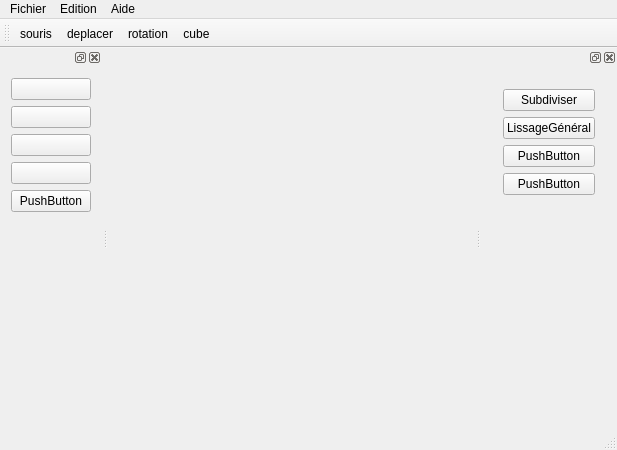
This is src/gui/mainWindow.ui in slvrgauthier/OpenSculpt as Qt 5 draws it before an edit. The edited form follows.
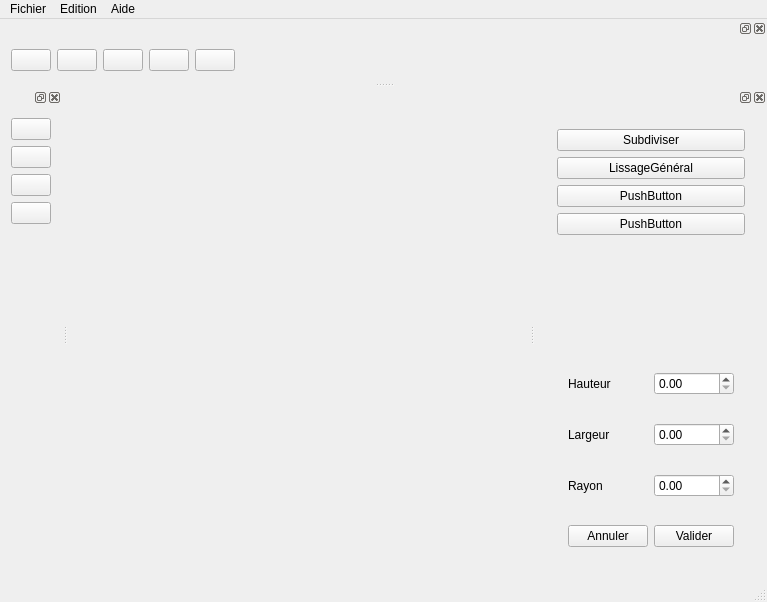
This is the edited form. Icons and pictures are not drawn. Custom widgets are drawn as their Qt base class.

Patch:
```diff
--- a/src/gui/mainWindow.ui
+++ b/src/gui/mainWindow.ui
@@ -6,15 +6,15 @@
    <rect>
     <x>0</x>
     <y>0</y>
-    <width>617</width>
-    <height>450</height>
+    <width>767</width>
+    <height>602</height>
    </rect>
   </property>
   <property name="windowTitle">
    <string>OpenSculpt</string>
   </property>
   <widget class="QWidget" name="centralWidget">
-   <layout class="QVBoxLayout" name="verticalLayout_7">
+   <layout class="QHBoxLayout" name="horizontalLayout_5">
     <item>
      <widget class="QWidget" name="widget_2" native="true">
       <layout class="QVBoxLayout" name="verticalLayout">
@@ -40,7 +40,7 @@
     <rect>
      <x>0</x>
      <y>0</y>
-     <width>617</width>
+     <width>767</width>
      <height>22</height>
     </rect>
    </property>
@@ -69,18 +69,6 @@
    <addaction name="menuEdition"/>
    <addaction name="menuAide"/>
   </widget>
-  <widget class="QToolBar" name="mainToolBar">
-   <attribute name="toolBarArea">
-    <enum>TopToolBarArea</enum>
-   </attribute>
-   <attribute name="toolBarBreak">
-    <bool>false</bool>
-   </attribute>
-   <addaction name="mouse"/>
-   <addaction name="actionMove"/>
-   <addaction name="actionRotation"/>
-   <addaction name="actionCube"/>
-  </widget>
   <widget class="QStatusBar" name="statusBar"/>
   <widget class="QDockWidget" name="dockWidgetWindow">
    <attribute name="dockWidgetArea">
@@ -135,6 +123,80 @@
        </layout>
       </widget>
      </item>
+     <item>
+      <widget class="QWidget" name="Initfigure" native="true">
+       <layout class="QVBoxLayout" name="verticalLayout_6">
+        <item>
+         <widget class="QWidget" name="widgetheight" native="true">
+          <layout class="QHBoxLayout" name="horizontalLayout_3">
+           <item>
+            <widget class="QLabel" name="height">
+             <property name="text">
+              <string>Hauteur</string>
+             </property>
+            </widget>
+           </item>
+           <item>
+            <widget class="QDoubleSpinBox" name="doubleSpinBox_2"/>
+           </item>
+          </layout>
+         </widget>
+        </item>
+        <item>
+         <widget class="QWidget" name="widgetwidth" native="true">
+          <layout class="QHBoxLayout" name="horizontalLayout_2">
+           <item>
+            <widget class="QLabel" name="width">
+             <property name="text">
+              <string>Largeur</string>
+             </property>
+            </widget>
+           </item>
+           <item>
+            <widget class="QDoubleSpinBox" name="doubleSpinBox"/>
+           </item>
+          </layout>
+         </widget>
+        </item>
+        <item>
+         <widget class="QWidget" name="widgetradius" native="true">
+          <layout class="QHBoxLayout" name="horizontalLayout_4">
+           <item>
+            <widget class="QLabel" name="radius">
+             <property name="text">
+              <string>Rayon</string>
+             </property>
+            </widget>
+           </item>
+           <item>
+            <widget class="QDoubleSpinBox" name="doubleSpinBox_3"/>
+           </item>
+          </layout>
+         </widget>
+        </item>
+        <item>
+         <widget class="QWidget" name="widgetvalid" native="true">
+          <layout class="QHBoxLayout" name="horizontalLayout_6">
+           <item>
+            <widget class="QPushButton" name="cancel">
+             <property name="text">
+              <string>Annuler</string>
+             </property>
+            </widget>
+           </item>
+           <item>
+            <widget class="QPushButton" name="valid">
+             <property name="text">
+              <string>Valider</string>
+             </property>
+            </widget>
+           </item>
+          </layout>
+         </widget>
+        </item>
+       </layout>
+      </widget>
+     </item>
     </layout>
    </widget>
   </widget>
@@ -203,13 +265,6 @@
        </property>
       </widget>
      </item>
-     <item>
-      <widget class="QPushButton" name="pushButton">
-       <property name="text">
-        <string>PushButton</string>
-       </property>
-      </widget>
-     </item>
      <item>
       <spacer name="verticalSpacer_2">
        <property name="orientation">
@@ -226,6 +281,89 @@
     </layout>
    </widget>
   </widget>
+  <widget class="QDockWidget" name="dockWidget">
+   <attribute name="dockWidgetArea">
+    <number>4</number>
+   </attribute>
+   <widget class="QWidget" name="dockWidgetContents_3">
+    <layout class="QHBoxLayout" name="horizontalLayout">
+     <item>
+      <widget class="QPushButton" name="selectinit">
+       <property name="text">
+        <string/>
+       </property>
+       <property name="icon">
+        <iconset resource="../data/ressources.qrc">
+         <normaloff>:/icons/Curseur.png</normaloff>:/icons/Curseur.png</iconset>
+       </property>
+      </widget>
+     </item>
+     <item>
+      <widget class="QPushButton" name="pushButton_3">
+       <property name="text">
+        <string/>
+       </property>
+       <property name="icon">
+        <iconset resource="../data/ressources.qrc">
+         <normaloff>:/icons/quatre-fleches_318-10750.jpg</normaloff>:/icons/quatre-fleches_318-10750.jpg</iconset>
+       </property>
+      </widget>
+     </item>
+     <item>
+      <widget class="QPushButton" name="rotate">
+       <property name="text">
+        <string/>
+       </property>
+       <property name="icon">
+        <iconset resource="../data/ressources.qrc">
+         <normaloff>:/icons/rotation.jpeg</normaloff>:/icons/rotation.jpeg</iconset>
+       </property>
+      </widget>
+     </item>
+     <item>
+      <widget class="QPushButton" name="initCube">
+       <property name="toolTip">
+        <string>Creation du Cube</string>
+       </property>
+       <property name="text">
+        <string/>
+       </property>
+       <property name="icon">
+        <iconset resource="../data/ressources.qrc">
+         <normaloff>:/icons/cube.png</normaloff>:/icons/cube.png</iconset>
+       </property>
+      </widget>
+     </item>
+     <item>
+      <widget class="QPushButton" name="initSphere">
+       <property name="toolTip">
+        <string>Création de la Sphère</string>
+       </property>
+       <property name="text">
+        <string/>
+       </property>
+       <property name="icon">
+        <iconset resource="../data/ressources.qrc">
+         <normaloff>:/icons/sphere.jpg</normaloff>:/icons/sphere.jpg</iconset>
+       </property>
+      </widget>
+     </item>
+     <item>
+      <spacer name="horizontalSpacer">
+       <property name="orientation">
+        <enum>Qt::Horizontal</enum>
+       </property>
+       <property name="sizeHint" stdset="0">
+        <size>
+         <width>40</width>
+         <height>20</height>
+        </size>
+       </property>
+      </spacer>
+     </item>
+    </layout>
+   </widget>
+  </widget>
   <action name="actionNew">
    <property name="text">
     <string>Nouveau</string>
@@ -301,21 +439,6 @@
     <string>A propos</string>
    </property>
   </action>
-  <action name="actionCube">
-   <property name="checkable">
-    <bool>true</bool>
-   </property>
-   <property name="checked">
-    <bool>false</bool>
-   </property>
-   <property name="icon">
-    <iconset resource="../data/ressources.qrc">
-     <normaloff>:/icons/cube.png</normaloff>:/icons/cube.png</iconset>
-   </property>
-   <property name="text">
-    <string>cube</string>
-   </property>
-  </action>
  </widget>
  <layoutdefault spacing="6" margin="11"/>
  <customwidgets>
```
